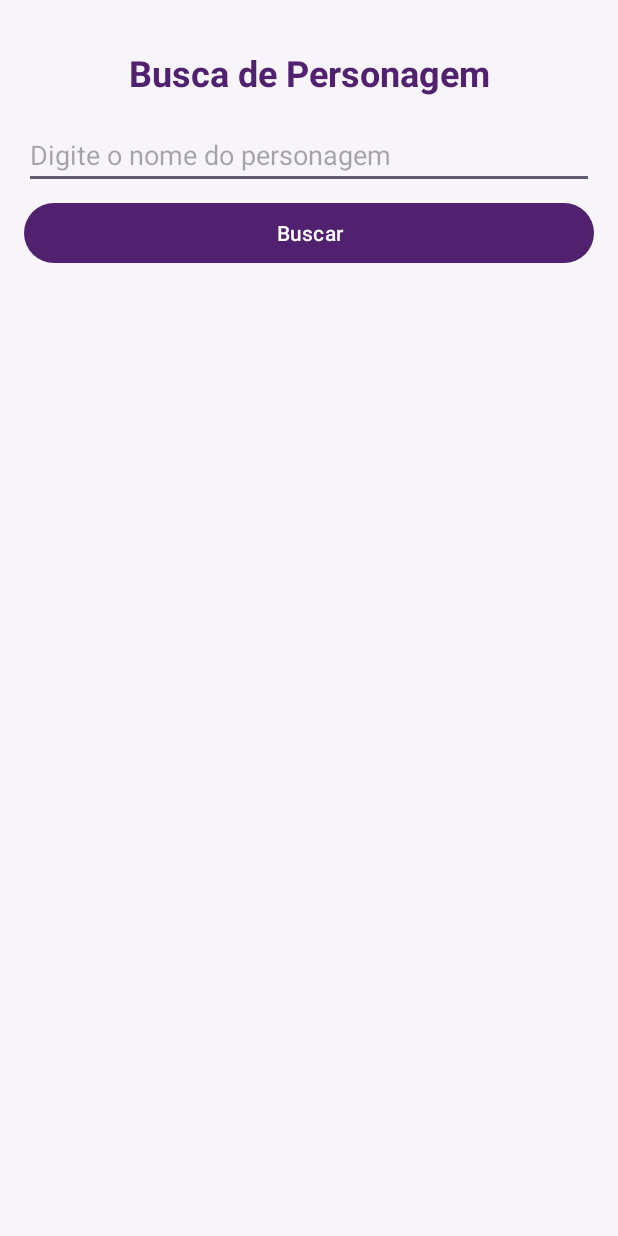
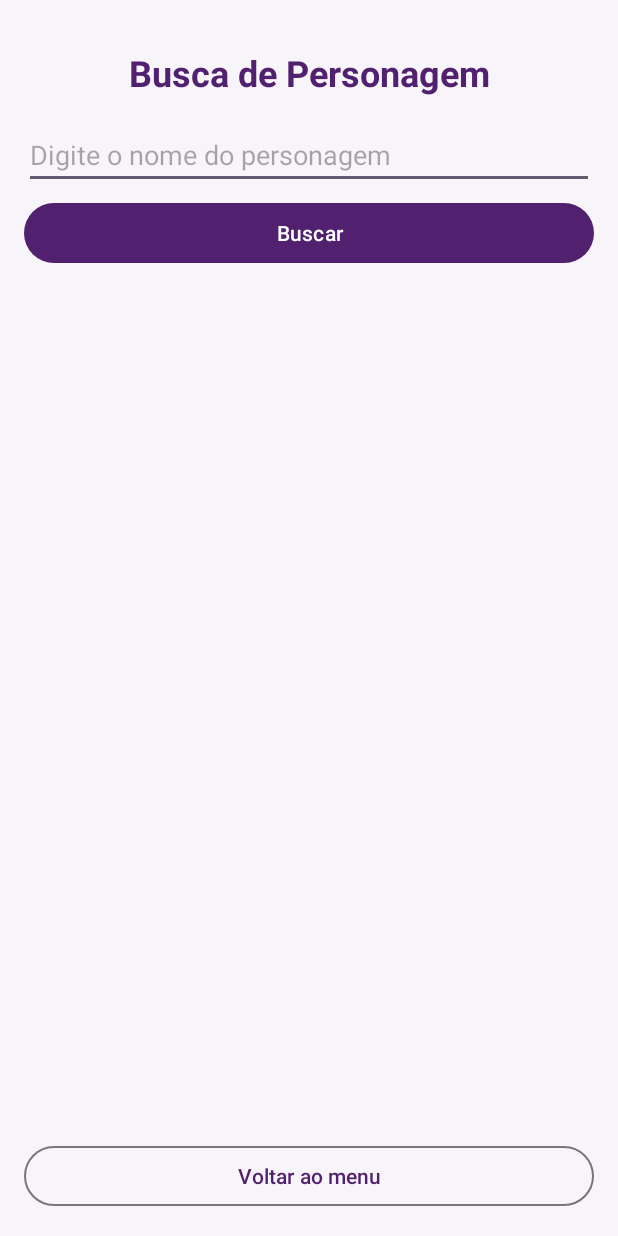
Before and after one commit to leeugenio/GrimorioDeHogwarts, an Android app: the PersonagemActivity screen opened directly, with no data from a screen before it, on a phone screen of 412 x 824 dp. Run offline under Robolectric (Android 15) with nearby library versions, the phone set to English and light mode, and no system bars.

Commit message:
Lista todos os personagens e adiciona botão Voltar ao menu
- A busca de personagem exibe um cartão (item_personagem.xml) para
  cada resultado, com a quantidade encontrada
- As telas de busca ganham um botão fixo para voltar ao menu

```diff
--- a/app/src/main/java/com/example/grimoriodehogwarts/CriaturaActivity.kt
+++ b/app/src/main/java/com/example/grimoriodehogwarts/CriaturaActivity.kt
@@ -76,6 +76,11 @@ class CriaturaActivity : AppCompatActivity() {
         } else {
             buscarCriaturaApi(nome)
         }
+    }
+
+    // Volta para o menu inicial
+    fun voltarAoMenu(view: View) {
+        finish()
     }
 
     // Função para buscar a criatura usando corrotinas
--- a/app/src/main/java/com/example/grimoriodehogwarts/PersonagemActivity.kt
+++ b/app/src/main/java/com/example/grimoriodehogwarts/PersonagemActivity.kt
@@ -14,6 +14,7 @@ import androidx.core.view.ViewCompat
 import androidx.core.view.WindowInsetsCompat
 import androidx.lifecycle.lifecycleScope
 import com.example.grimoriodehogwarts.api.HogwartsApi
+import com.example.grimoriodehogwarts.model.Personagem
 import kotlinx.coroutines.Dispatchers
 import kotlinx.coroutines.launch
 import kotlinx.coroutines.withContext
@@ -27,9 +28,8 @@ class PersonagemActivity : AppCompatActivity() {
     private lateinit var progressBar: ProgressBar
     private lateinit var tvMensagem: TextView
     private lateinit var layoutResultado: LinearLayout
-    private lateinit var tvNome: TextView
-    private lateinit var tvEspecie: TextView
-    private lateinit var tvCasa: TextView
+    private lateinit var tvQuantidade: TextView
+    private lateinit var layoutLista: LinearLayout
     private lateinit var hogwartsApi: HogwartsApi
 
     override fun onCreate(savedInstanceState: Bundle?) {
@@ -49,9 +49,8 @@ class PersonagemActivity : AppCompatActivity() {
         progressBar = findViewById(R.id.progressBar)
         tvMensagem = findViewById(R.id.tvMensagem)
         layoutResultado = findViewById(R.id.layoutResultado)
-        tvNome = findViewById(R.id.tvNome)
-        tvEspecie = findViewById(R.id.tvEspecie)
-        tvCasa = findViewById(R.id.tvCasa)
+        tvQuantidade = findViewById(R.id.tvQuantidade)
+        layoutLista = findViewById(R.id.layoutLista)
 
         // Configura Retrofit
         val retrofit = Retrofit.Builder()
@@ -85,14 +84,11 @@ class PersonagemActivity : AppCompatActivity() {
                     hogwartsApi.buscarPersonagens(nome)
                 }
 
-                // Um mesmo trecho pode retornar vários personagens: usa o primeiro
-                val personagem = response.data.firstOrNull()
+                // Um mesmo trecho pode retornar vários personagens: exibe todos
+                val personagens = response.data
 
-                if (personagem != null) {
-                    tvNome.text = getString(R.string.label_nome, valorOuPadrao(personagem.nome))
-                    tvEspecie.text = getString(R.string.label_especie, valorOuPadrao(personagem.especie))
-                    tvCasa.text = getString(R.string.label_casa, valorOuPadrao(personagem.casa))
-                    layoutResultado.visibility = View.VISIBLE
+                if (personagens.isNotEmpty()) {
+                    mostrarPersonagens(personagens)
                 } else {
                     mostrarMensagem(getString(R.string.msg_nenhum_personagem))
                 }
@@ -104,6 +100,32 @@ class PersonagemActivity : AppCompatActivity() {
             }
         } //Fim corrotina
     } //Fim buscarPersonagemApi
+
+    // Cria um cartão (item_personagem.xml) para cada personagem encontrado
+    private fun mostrarPersonagens(personagens: List<Personagem>) {
+        layoutLista.removeAllViews()
+
+        for (personagem in personagens) {
+            val item = layoutInflater.inflate(R.layout.item_personagem, layoutLista, false)
+            item.findViewById<TextView>(R.id.tvNome).text =
+                getString(R.string.label_nome, valorOuPadrao(personagem.nome))
+            item.findViewById<TextView>(R.id.tvEspecie).text =
+                getString(R.string.label_especie, valorOuPadrao(personagem.especie))
+            item.findViewById<TextView>(R.id.tvCasa).text =
+                getString(R.string.label_casa, valorOuPadrao(personagem.casa))
+            layoutLista.addView(item)
+        }
+
+        tvQuantidade.text = resources.getQuantityString(
+            R.plurals.personagens_encontrados, personagens.size, personagens.size
+        )
+        layoutResultado.visibility = View.VISIBLE
+    }
+
+    // Volta para o menu inicial
+    fun voltarAoMenu(view: View) {
+        finish()
+    }
 
     // Dado ausente na API vira "Não informado"
     private fun valorOuPadrao(valor: String?): String {
--- a/app/src/main/res/layout/activity_personagem.xml
+++ b/app/src/main/res/layout/activity_personagem.xml
@@ -1,8 +1,14 @@
 <?xml version="1.0" encoding="utf-8"?>
-<ScrollView xmlns:android="http://schemas.android.com/apk/res/android"
+<LinearLayout xmlns:android="http://schemas.android.com/apk/res/android"
     android:id="@+id/main"
     android:layout_width="match_parent"
-    android:layout_height="match_parent">
+    android:layout_height="match_parent"
+    android:orientation="vertical">
+
+    <ScrollView
+        android:layout_width="match_parent"
+        android:layout_height="0dp"
+        android:layout_weight="1">
 
         <LinearLayout
             android:layout_width="match_parent"
@@ -65,35 +71,37 @@
                 android:id="@+id/layoutResultado"
                 android:layout_width="match_parent"
                 android:layout_height="wrap_content"
-            android:background="@color/fundo_card"
                 android:orientation="vertical"
-            android:padding="20dp"
                 android:visibility="gone">
 
                 <TextView
-                android:id="@+id/tvNome"
-                android:layout_width="match_parent"
-                android:layout_height="wrap_content"
-                android:textColor="@color/roxo_hogwarts"
-                android:textSize="20sp"
-                android:textStyle="bold" />
-
-            <TextView
-                android:id="@+id/tvEspecie"
-                android:layout_width="match_parent"
-                android:layout_height="wrap_content"
-                android:paddingTop="12dp"
-                android:textSize="16sp" />
-
-            <TextView
-                android:id="@+id/tvCasa"
+                    android:id="@+id/tvQuantidade"
                     android:layout_width="match_parent"
                     android:layout_height="wrap_content"
                     android:paddingTop="8dp"
-                android:textSize="16sp" />
+                    android:textColor="@color/cinza_texto"
+                    android:textSize="14sp" />
+
+                <!-- Um item_personagem.xml é adicionado aqui para cada resultado -->
+                <LinearLayout
+                    android:id="@+id/layoutLista"
+                    android:layout_width="match_parent"
+                    android:layout_height="wrap_content"
+                    android:orientation="vertical" />
 
             </LinearLayout>
 
         </LinearLayout>
 
     </ScrollView>
+
+    <Button
+        android:id="@+id/btnVoltar"
+        style="@style/Widget.Material3.Button.OutlinedButton"
+        android:layout_width="match_parent"
+        android:layout_height="wrap_content"
+        android:layout_margin="16dp"
+        android:onClick="voltarAoMenu"
+        android:text="@string/btn_voltar" />
+
+</LinearLayout>
--- a/app/src/main/res/values/strings.xml
+++ b/app/src/main/res/values/strings.xml
@@ -13,11 +13,16 @@
     <string name="titulo_criatura">Busca de Criatura</string>
     <string name="hint_criatura">Digite o nome completo da criatura</string>
     <string name="btn_buscar">Buscar</string>
+    <string name="btn_voltar">Voltar ao menu</string>
 
     <!-- Resultados -->
     <string name="label_nome">Nome: %1$s</string>
     <string name="label_especie">Espécie: %1$s</string>
     <string name="label_casa">Casa: %1$s</string>
+    <plurals name="personagens_encontrados">
+        <item quantity="one">%d personagem encontrado</item>
+        <item quantity="other">%d personagens encontrados</item>
+    </plurals>
     <string name="nao_informado">Não informado</string>
     <string name="imagem_indisponivel">Imagem indisponível</string>
     <string name="descricao_imagem_criatura">Imagem da criatura</string>
```
Also changed, not shown: app/src/main/res/layout/activity_criatura.xml (+19 -2 lines), app/src/main/res/layout/item_personagem.xml (added, +33 -0 lines), 1 other file. Lines whose indentation alone changed are shown as unchanged.
